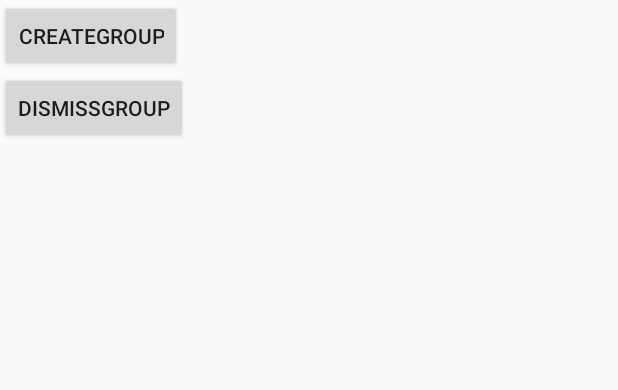
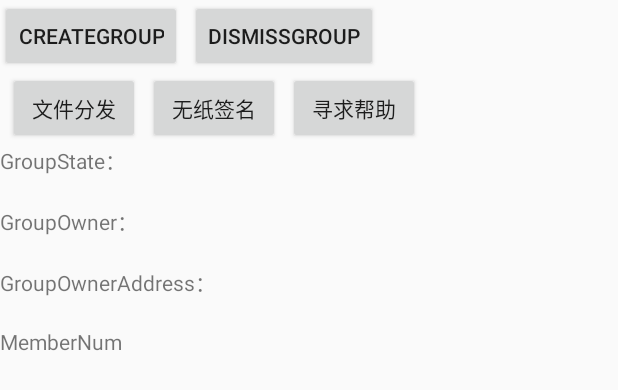
Before and after one commit to PrimeMHD/SuperWifiDirect, an Android app: the layout layout_fragment_formgroup_master.xml on its own in the app's theme, with its tools: preview values and no code run, on a phone screen of 412 x 824 dp. Shown: the top 390 px of the screen. Run offline under Robolectric (Android 15) with nearby library versions, the phone set to English and light mode, and no system bars.

```diff
--- a/app/build.gradle
+++ b/app/build.gradle
@@ -23,6 +23,7 @@ dependencies {
     implementation 'com.android.support:appcompat-v7:26.1.0'
     implementation 'com.android.support.constraint:constraint-layout:1.0.2'
     implementation 'me.yokeyword:fragmentation:1.3.3'
+    implementation 'org.greenrobot:eventbus:3.1.1'
     implementation 'com.android.support:recyclerview-v7:26.1.0'
     testImplementation 'junit:junit:4.12'
     androidTestImplementation 'com.android.support.test:runner:0.5'
--- a/app/src/main/java/hiveconnect/com/superwifidirect/Fragment/BasicFragment/MainFragment.java
+++ b/app/src/main/java/hiveconnect/com/superwifidirect/Fragment/BasicFragment/MainFragment.java
@@ -11,6 +11,7 @@ import hiveconnect.com.superwifidirect.Activity.MainActivity;
 import hiveconnect.com.superwifidirect.Fragment.Fragment_GroupCreate;
 import hiveconnect.com.superwifidirect.Fragment.Fragment_GroupFind;
 import hiveconnect.com.superwifidirect.R;
+import hiveconnect.com.superwifidirect.util.EnumPack;
 
 public class MainFragment extends MySupportFragment {
 
@@ -42,7 +43,7 @@ public class MainFragment extends MySupportFragment {
         button_GroupMaster.setOnClickListener(new View.OnClickListener() {
             @Override
             public void onClick(View view) {
-
+                mainActivity.setDBRState(EnumPack.DBRState.GROUP_CREATE);
                 start(Fragment_GroupCreate.newInstance());
                 ((MainActivity)mContext).showToast("GroupMaster");
             }
@@ -51,6 +52,7 @@ public class MainFragment extends MySupportFragment {
         button_GroupSlave.setOnClickListener(new View.OnClickListener() {
             @Override
             public void onClick(View view) {
+                mainActivity.setDBRState(EnumPack.DBRState.GROUP_FIND);
                 start(Fragment_GroupFind.newInstance());
                 ((MainActivity)mContext).showToast("GroupSlave");
             }
--- a/app/src/main/res/layout/layout_fragment_formgroup_master.xml
+++ b/app/src/main/res/layout/layout_fragment_formgroup_master.xml
@@ -1,17 +1,97 @@
 <?xml version="1.0" encoding="utf-8"?>
 <RelativeLayout xmlns:android="http://schemas.android.com/apk/res/android"
-    android:layout_width="match_parent" android:layout_height="match_parent">
-<Button
-    android:id="@+id/button_CreateGroup"
-    android:layout_width="wrap_content"
-    android:layout_height="wrap_content"
-    android:text="CreateGroup"
-    />
+    android:layout_width="match_parent"
+    android:layout_height="match_parent">
+
+    <Button
+        android:id="@+id/button_CreateGroup"
+        android:layout_width="wrap_content"
+        android:layout_height="wrap_content"
+        android:text="CreateGroup" />
+
     <Button
         android:id="@+id/button_DismissGroup"
         android:layout_width="wrap_content"
         android:layout_height="wrap_content"
+        android:layout_toEndOf="@id/button_CreateGroup"
+        android:layout_marginStart="5dp"
+        android:text="DismissGroup" />
+
+    <Button
+        android:id="@+id/button_ChooseFunc_Trans"
+        android:layout_width="wrap_content"
+        android:layout_height="wrap_content"
+        android:text="文件分发"
         android:layout_below="@id/button_CreateGroup"
-        android:text="DismissGroup"
+        android:layout_alignParentStart="true"
+        android:layout_marginStart="5dp"
         />
+    <Button
+        android:id="@+id/button_ChooseFunc_Sign"
+        android:layout_width="wrap_content"
+        android:layout_height="wrap_content"
+        android:layout_toEndOf="@id/button_ChooseFunc_Trans"
+        android:layout_below="@id/button_CreateGroup"
+        android:layout_marginStart="5dp"
+        android:text="无纸签名"
+        />
+    <Button
+        android:id="@+id/button_ChooseFunc_SeekHelp"
+        android:layout_width="wrap_content"
+        android:layout_height="wrap_content"
+        android:layout_toEndOf="@id/button_ChooseFunc_Sign"
+        android:layout_below="@id/button_CreateGroup"
+        android:layout_marginStart="5dp"
+        android:text="寻求帮助"
+        />
+    <LinearLayout
+        android:id="@+id/ll_GroupInfo"
+        android:layout_width="match_parent"
+        android:layout_height="wrap_content"
+        android:layout_below="@id/button_ChooseFunc_SeekHelp"
+        android:orientation="vertical">
+        <TextView
+            android:id="@+id/tv_GroupStateTag"
+            android:layout_width="wrap_content"
+            android:layout_height="wrap_content"
+            android:text="GroupState：" />
+        <TextView
+            android:id="@+id/tv_GroupState"
+            android:layout_width="wrap_content"
+            android:layout_height="wrap_content"/>
+        <TextView
+            android:id="@+id/tv_GroupOwnerTag"
+            android:layout_width="wrap_content"
+            android:layout_height="wrap_content"
+            android:text="GroupOwner：" />
+        <TextView
+            android:id="@+id/tv_GroupOwner"
+            android:layout_width="wrap_content"
+            android:layout_height="wrap_content"/>
+        <TextView
+            android:id="@+id/tv_GroupOwnerAddrTag"
+            android:layout_width="wrap_content"
+            android:layout_height="wrap_content"
+            android:text="GroupOwnerAddress：" />
+        <TextView
+            android:id="@+id/tv_GroupOwnerAddr"
+            android:layout_width="wrap_content"
+            android:layout_height="wrap_content"/>
+
+
+        <TextView
+            android:id="@+id/tv_MemberNumTag"
+            android:layout_width="wrap_content"
+            android:layout_height="wrap_content"
+            android:text="MemberNum"/>
+        <TextView
+            android:id="@+id/tv_MemberNum"
+            android:layout_width="wrap_content"
+            android:layout_height="wrap_content" />
+        <android.support.v7.widget.RecyclerView
+            android:id="@+id/rv_SlaveList"
+            android:layout_width="match_parent"
+            android:layout_height="wrap_content" />
+    </LinearLayout>
+
 </RelativeLayout>
```
Also changed, not shown: app/src/main/java/hiveconnect/com/superwifidirect/Activity/MainActivity.java (+70 -16 lines), app/src/main/java/hiveconnect/com/superwifidirect/Bean/Event_FunctionFragmentEvent.java (added, +19 -0 lines), app/src/main/java/hiveconnect/com/superwifidirect/util/EnumPack.java (added, +7 -0 lines), app/src/main/java/hiveconnect/com/superwifidirect/util/PortUtil.java (added, +7 -0 lines).
